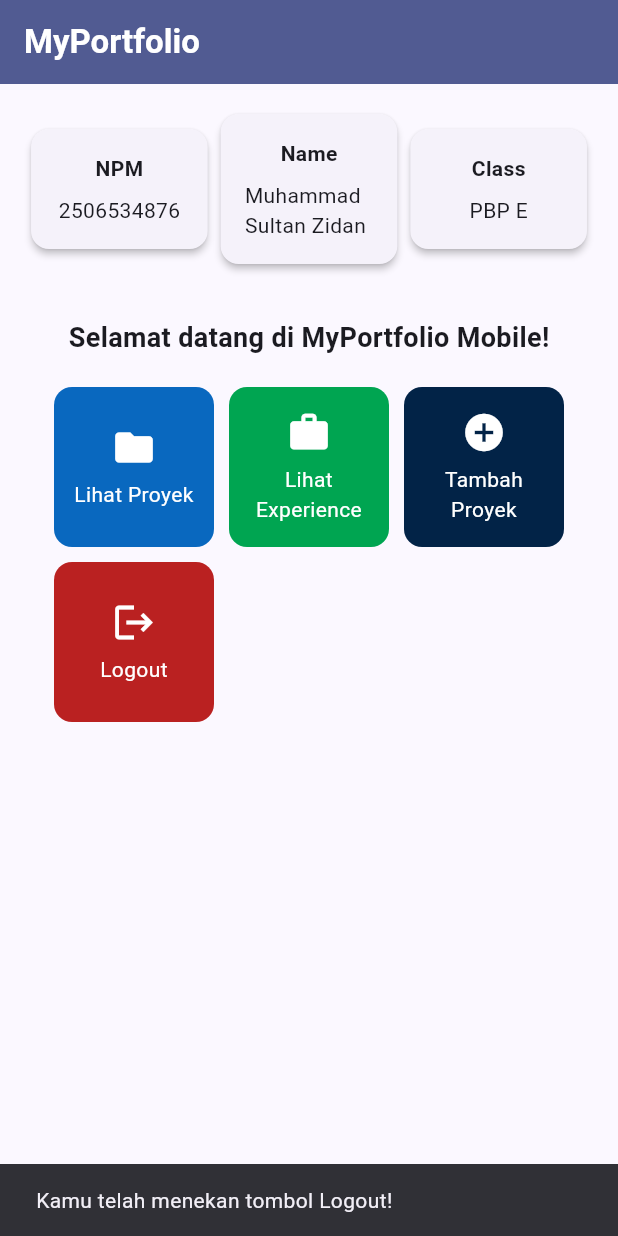
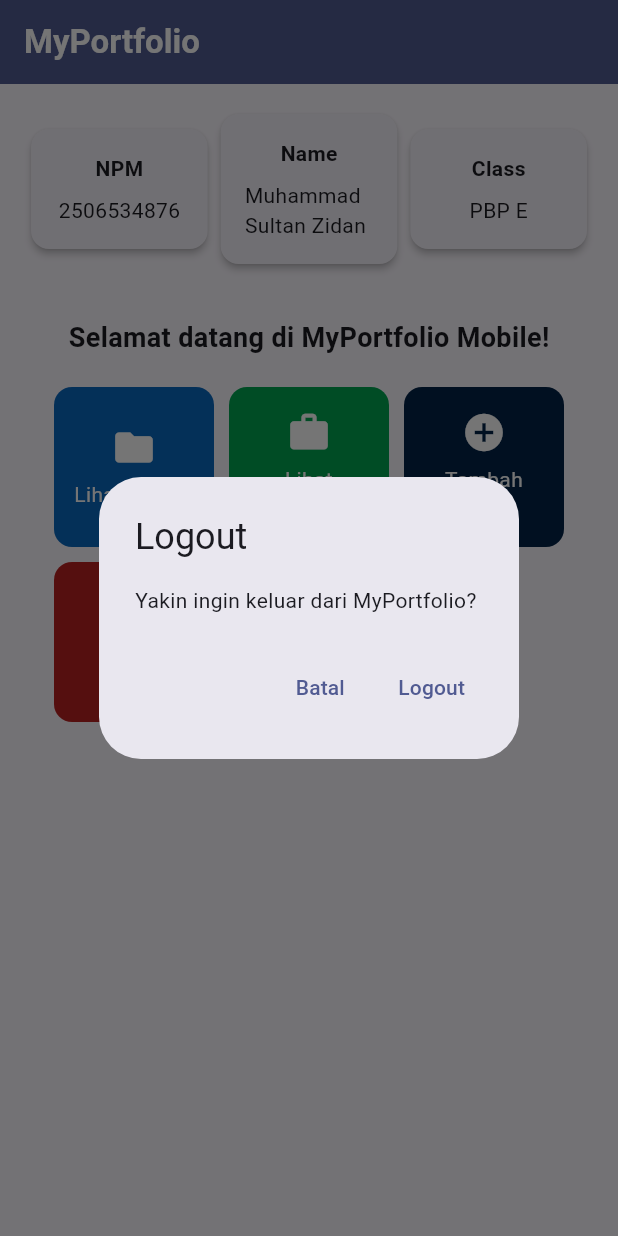
Before and after one commit to zidanristek/myportofolio_mobile, a Flutter app: the screen it shows after launch, after a tap on "Logout", on a phone screen of 412 x 824 dp. Run offline on Flutter 3.47's test engine with Material 3 defaults, Android fonts, the phone set to English and light mode, and no system bars.

Commit message:
feat(menu): ask for confirmation before logout
A stray tap on the red card would log the user out with no way back,
so Logout now opens an AlertDialog and only shows its SnackBar after
the user confirms.

```diff
--- a/lib/menu.dart
+++ b/lib/menu.dart
@@ -133,6 +133,37 @@ class ItemCard extends StatelessWidget {
 
   const ItemCard(this.item, {super.key});
 
+  // Menampilkan SnackBar dengan pesan interaktif.
+  void _showPressed(BuildContext context) {
+    ScaffoldMessenger.of(context)
+      ..hideCurrentSnackBar()
+      ..showSnackBar(
+        SnackBar(content: Text("Kamu telah menekan tombol ${item.name}!")),
+      );
+  }
+
+  // Logout tidak bisa dibatalkan, jadi pengguna diminta konfirmasi dulu.
+  Future<bool> _confirmLogout(BuildContext context) async {
+    final confirmed = await showDialog<bool>(
+      context: context,
+      builder: (dialogContext) => AlertDialog(
+        title: const Text('Logout'),
+        content: const Text('Yakin ingin keluar dari MyPortfolio?'),
+        actions: [
+          TextButton(
+            onPressed: () => Navigator.pop(dialogContext, false),
+            child: const Text('Batal'),
+          ),
+          TextButton(
+            onPressed: () => Navigator.pop(dialogContext, true),
+            child: const Text('Logout'),
+          ),
+        ],
+      ),
+    );
+    return confirmed ?? false;
+  }
+
   @override
   Widget build(BuildContext context) {
     return Material(
@@ -141,13 +172,11 @@ class ItemCard extends StatelessWidget {
       borderRadius: BorderRadius.circular(12),
       child: InkWell(
         // Aksi ketika kartu ditekan oleh pengguna.
-        onTap: () {
-          // Menampilkan SnackBar dengan pesan interaktif.
-          ScaffoldMessenger.of(context)
-            ..hideCurrentSnackBar()
-            ..showSnackBar(
-              SnackBar(content: Text("Kamu telah menekan tombol ${item.name}!")),
-            );
+        onTap: () async {
+          if (item.name == "Logout" && !await _confirmLogout(context)) {
+            return;
+          }
+          if (context.mounted) _showPressed(context);
         },
         child: Container(
           padding: const EdgeInsets.all(8),
```
